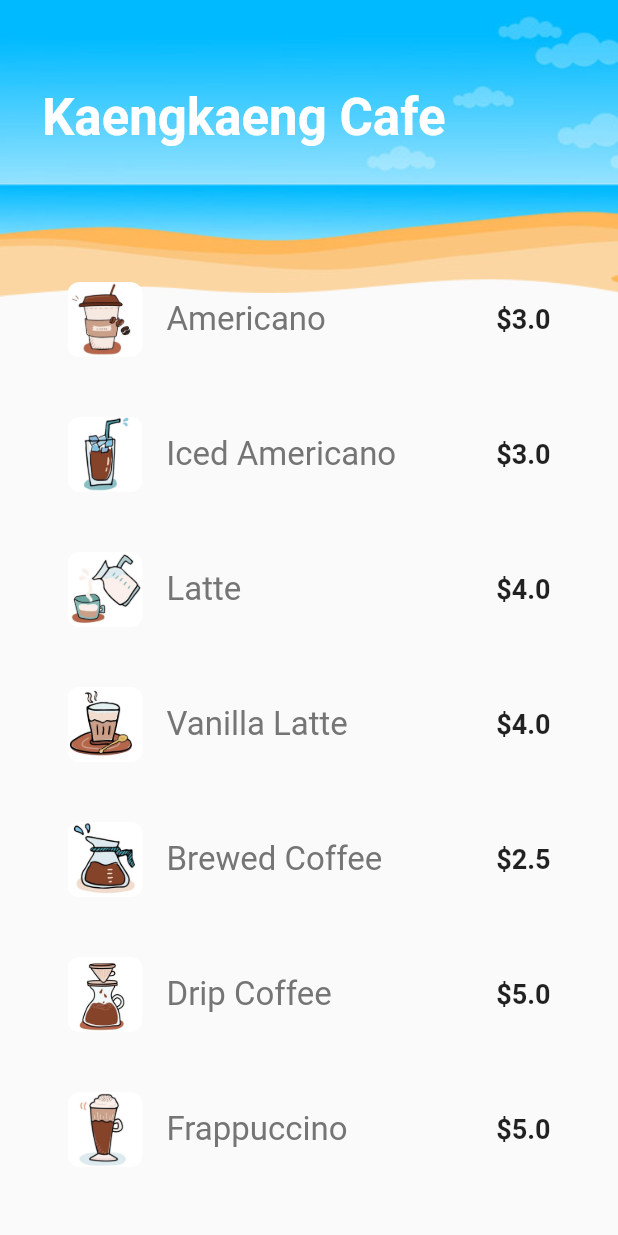
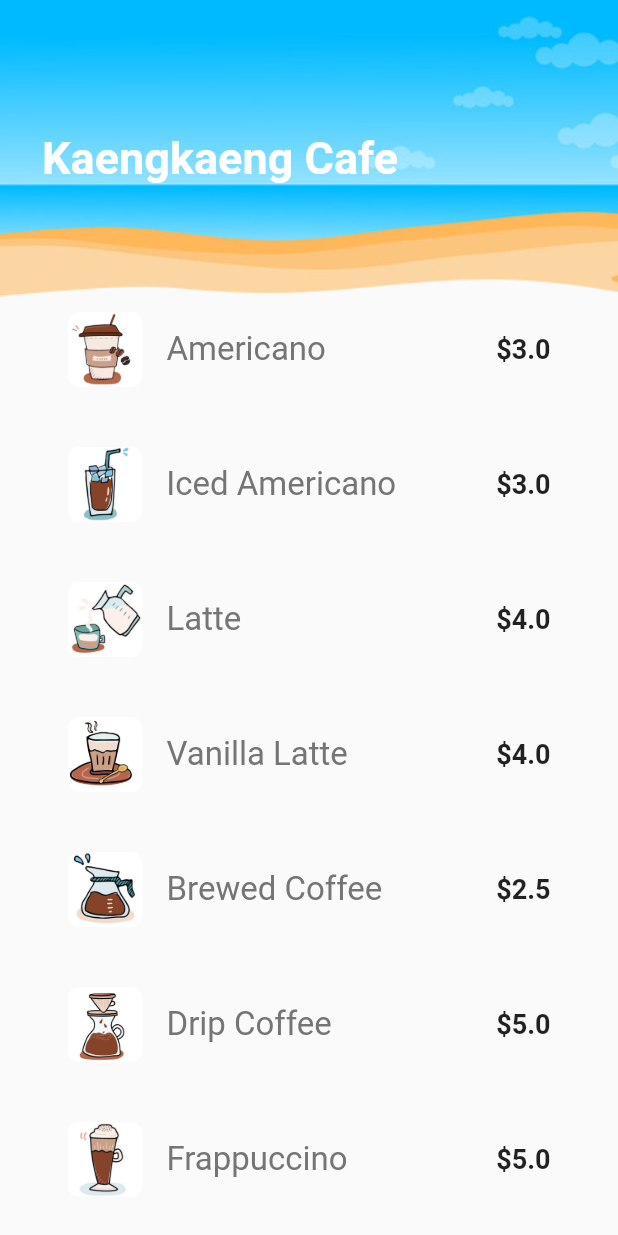
Before and after one commit to miranaky/kaengkaeng_cafe, a Flutter app: the screen it shows after launch, on a phone screen of 412 x 824 dp. Run offline on Flutter 3.47's test engine with Material 2 defaults, Android fonts, the light colour scheme and no system bars; our stand-ins replace flutter_lorem.

Commit message:
#4. Show home menu with Animatedlist.

```diff
--- a/lib/Screens/home.dart
+++ b/lib/Screens/home.dart
@@ -26,7 +26,7 @@ class _HomeState extends State<Home> {
             height: 30,
           ),
           SizedBox(
-            height: 110,
+            height: 130,
             child: Row(
               crossAxisAlignment: CrossAxisAlignment.start,
               mainAxisAlignment: MainAxisAlignment.spaceBetween,
--- a/lib/Widgets/menuList.dart
+++ b/lib/Widgets/menuList.dart
@@ -9,12 +9,14 @@ class MenuList extends StatefulWidget {
 
 class _MenuListState extends State<MenuList> {
   List<Widget> _menuTiles = [];
-  final GlobalKey _listKey = GlobalKey();
+  final GlobalKey<AnimatedListState> _listKey = GlobalKey<AnimatedListState>();
 
   @override
   void initState() {
     super.initState();
-    _addMenus();
+    WidgetsBinding.instance?.addPostFrameCallback((_) {
+      _addMenus();
+    });
   }
 
   void _addMenus() {
@@ -28,8 +30,15 @@ class _MenuListState extends State<MenuList> {
       Cafe(name: "Frappuccino", price: "5.0", img: "frappuccino.jpg"),
       Cafe(name: "Frappe", price: "4.0", img: "frappe.jpg"),
     ];
+
+    Future ft = Future(() {});
     _menus.forEach((Cafe cafe) {
-      _menuTiles.add(_buildMenu(cafe));
+      ft = ft.then((_) {
+        return Future.delayed(const Duration(milliseconds: 150), () {
+          _menuTiles.add(_buildMenu(cafe));
+          _listKey.currentState?.insertItem(_menuTiles.length - 1);
+        });
+      });
     });
   }
 
@@ -62,13 +71,18 @@ class _MenuListState extends State<MenuList> {
     );
   }
 
+  Tween<Offset> _offset = Tween<Offset>(begin: Offset(1, 0), end: Offset(0, 0));
+
   @override
   Widget build(BuildContext context) {
-    return ListView.builder(
+    return AnimatedList(
       key: _listKey,
-      itemCount: _menuTiles.length,
-      itemBuilder: (context, index) {
-        return _menuTiles[index];
+      initialItemCount: _menuTiles.length,
+      itemBuilder: (context, index, animation) {
+        return SlideTransition(
+          position: animation.drive(_offset),
+          child: _menuTiles[index],
+        );
       },
     );
   }
--- a/lib/Widgets/screenTitle.dart
+++ b/lib/Widgets/screenTitle.dart
@@ -7,10 +7,23 @@ class ScreenTitle extends StatelessWidget {
 
   @override
   Widget build(BuildContext context) {
-    return Text(
-      text,
-      style: TextStyle(
-          fontSize: 34, color: Colors.white, fontWeight: FontWeight.bold),
+    return TweenAnimationBuilder(
+      child: Text(
+        text,
+        style: TextStyle(
+            fontSize: 30, color: Colors.white, fontWeight: FontWeight.bold),
+      ),
+      tween: Tween<double>(begin: 0, end: 1),
+      duration: Duration(milliseconds: 1500),
+      builder: (BuildContext context, double _val, child) {
+        return Opacity(
+          opacity: _val,
+          child: Padding(
+            padding: EdgeInsets.only(top: _val * 30),
+            child: child,
+          ),
+        );
+      },
     );
   }
 }
```
Also changed, not shown: 1 other file.
